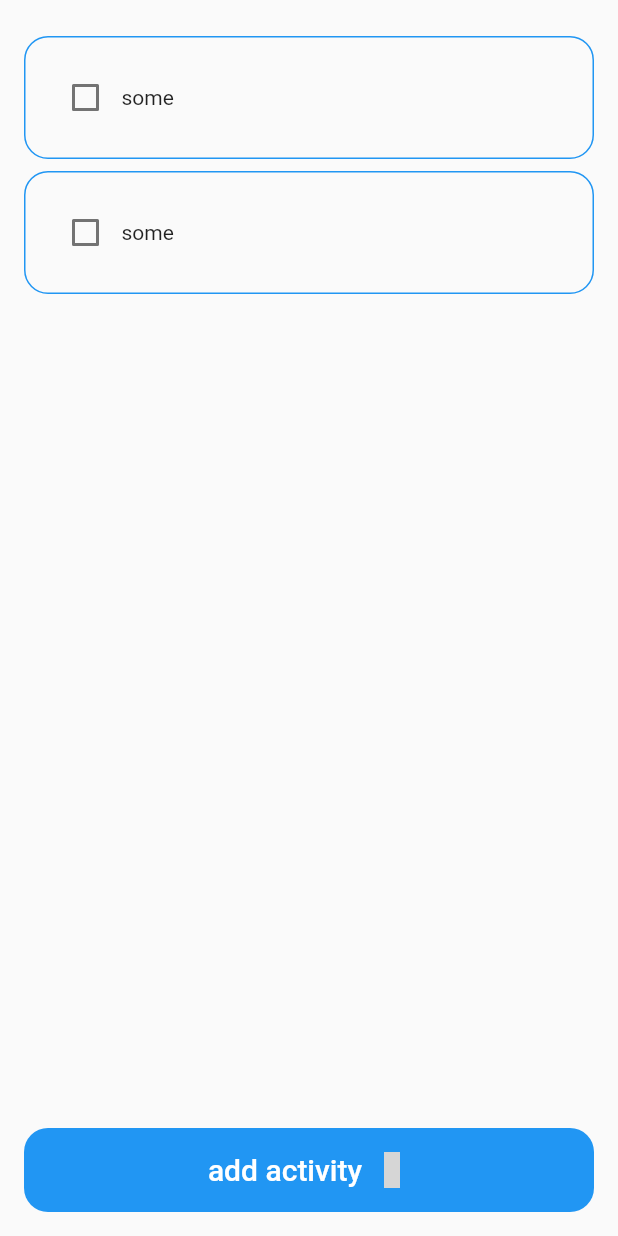
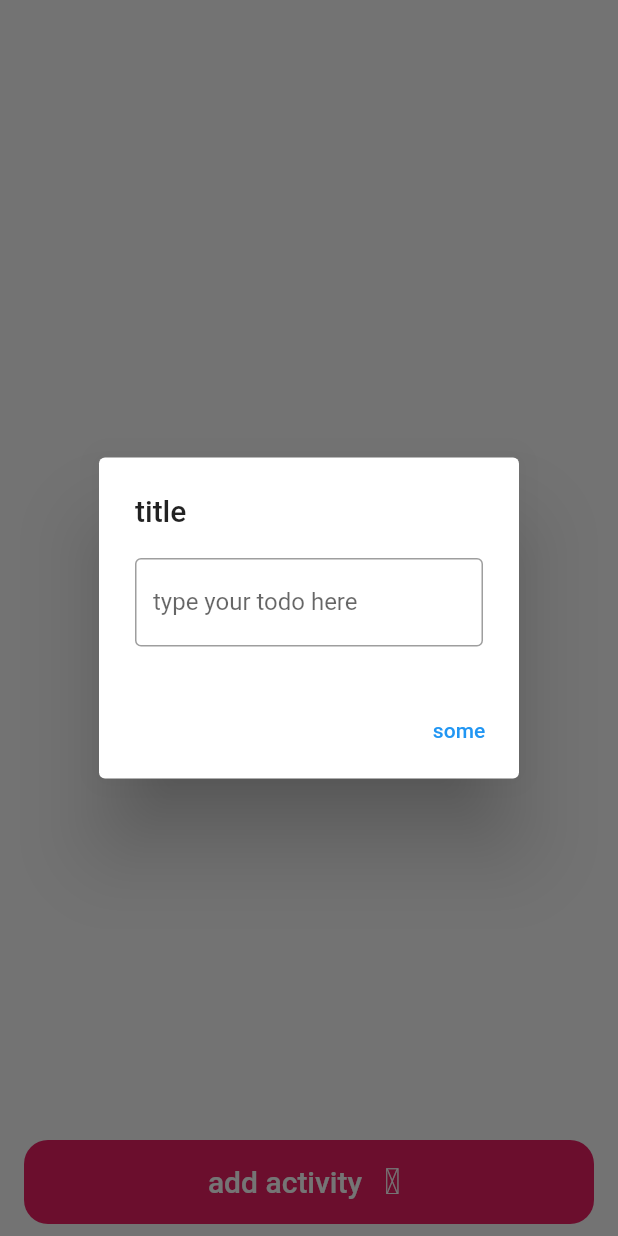
Before and after one commit to p4sttt/yooo, a Flutter app: the screen it shows after launch, after a tap on "add activity", on a phone screen of 412 x 824 dp. Run offline on Flutter 3.47's test engine with Material 2 defaults, Android fonts, the phone set to English and light mode, and no system bars; our stand-ins replace eva_icons_flutter; grey boxes are pictures that could not be loaded.

Commit message:
modified:   lib/main.dart 	new file:   lib/views/components/todos_list.dart 	new file:   lib/views/main.dart

```diff
--- a/lib/main.dart
+++ b/lib/main.dart
@@ -1,221 +1,19 @@
 import 'package:flutter/material.dart';
-
-import 'package:eva_icons_flutter/eva_icons_flutter.dart';
-import 'package:flutter/services.dart';
-
-import 'package:yooo/text.dart';
+import 'package:yooo/views/main.dart';
 
 void main() {
-  runApp(const MainApp());
+  runApp(const App());
 }
 
-class MainApp extends StatefulWidget {
-  const MainApp({super.key});
-
-  @override
-  State<MainApp> createState() => _MainAppState();
-}
-
-class _MainAppState extends State<MainApp> {
-  @override
-  void initState() {
-    SystemChrome.setEnabledSystemUIMode(SystemUiMode.manual, overlays: []);
-    super.initState();
-  }
-
-  @override
-  void dispose() {
-    SystemChrome.setEnabledSystemUIMode(SystemUiMode.manual,
-        overlays: SystemUiOverlay.values);
-    super.dispose();
-  }
-
-  final List<String> activities = ['some', 'some'];
-
-  void handleClick() {
-    showDialog(
-      context: context,
-      builder: (context) => const CreateActivityModal(),
-    );
-  }
+class App extends StatelessWidget {
+  const App({super.key});
 
   @override
   Widget build(BuildContext context) {
     return MaterialApp(
-      home: Scaffold(
-        body: Container(
-          padding: const EdgeInsets.only(
-            right: 16,
-            left: 16,
-            bottom: 16,
-            top: 24,
-          ),
-          child: Column(
-            children: [
-              Expanded(
-                child: ListView.separated(
-                  itemCount: activities.length,
-                  itemBuilder: (context, index) =>
-                      ActivityCard(activity: activities[index]),
-                  separatorBuilder: (context, index) => const SizedBox(
-                    height: 8,
-                  ),
-                ),
-              ),
-              const SizedBox(
-                height: 16,
-              ),
-              ElevatedButton(
-                onPressed: handleClick,
-                style: ButtonStyle(
-                  padding: const MaterialStatePropertyAll(
-                    EdgeInsets.symmetric(horizontal: 24, vertical: 16),
-                  ),
-                  shadowColor:
-                      const MaterialStatePropertyAll(Colors.transparent),
-                  shape: MaterialStatePropertyAll(
-                    RoundedRectangleBorder(
-                      borderRadius: BorderRadius.circular(16),
-                    ),
-                  ),
-                ),
-                child: const Row(
-                  mainAxisAlignment: MainAxisAlignment.center,
-                  crossAxisAlignment: CrossAxisAlignment.center,
-                  children: [
-                    Text(
-                      button__add,
-                      style: TextStyle(
-                        fontSize: 20,
-                        fontWeight: FontWeight.w500,
-                        color: Colors.white,
-                      ),
-                    ),
-                    SizedBox(
-                      width: 8,
-                    ),
-                    Icon(
-                      EvaIcons.plus,
-                      color: Colors.white,
-                      size: 24,
-                    ),
-                  ],
-                ),
-              ),
-            ],
-          ),
-        ),
-      ),
+      title: 'Yooo app.',
+      initialRoute: '/',
+      routes: {'/': (context) => MainPage()},
     );
   }
 }
-
-class ActivityCard extends StatefulWidget {
-  const ActivityCard({
-    super.key,
-    required this.activity,
-  });
-
-  final String activity;
-
-  @override
-  State<ActivityCard> createState() => _ActivityCardState();
-}
-
-class _ActivityCardState extends State<ActivityCard> {
-  bool state = false;
-
-  void handleChange() {
-    setState(() {
-      state = !state;
-    });
-  }
-
-  @override
-  Widget build(BuildContext context) {
-    return GestureDetector(
-      onTap: handleChange,
-      child: Container(
-        padding: const EdgeInsets.symmetric(
-          horizontal: 16,
-          vertical: 16,
-        ),
-        width: double.infinity,
-        decoration: BoxDecoration(
-          border: Border.all(
-            color: Colors.blue,
-            width: 1,
-          ),
-          borderRadius: BorderRadius.circular(16),
-        ),
-        child: Row(
-          children: [
-            Checkbox(value: state, onChanged: (bool? value) {}),
-            Text(widget.activity),
-          ],
-        ),
-      ),
-    );
-  }
-}
-
-class CreateActivityModal extends StatefulWidget {
-  const CreateActivityModal({super.key});
-
-  @override
-  State<CreateActivityModal> createState() => CreateActivityModalState();
-}
-
-class CreateActivityModalState extends State<CreateActivityModal> {
-  late TextEditingController _textEditingController;
-
-  @override
-  void initState() {
-    super.initState();
-    _textEditingController = TextEditingController();
-  }
-
-  @override
-  void dispose() {
-    _textEditingController.dispose();
-    super.dispose();
-  }
-
-  void hadnleSave() {
-    if (_textEditingController.text.isNotEmpty) {
-      print(_textEditingController.text);
-    }
-  }
-
-  @override
-  Widget build(BuildContext context) {
-    return Dialog(
-      child: Container(
-        padding: const EdgeInsets.all(16),
-        child: Column(
-          children: [
-            TextField(
-              controller: _textEditingController,
-              decoration:
-                  const InputDecoration(hintText: "Type your activity here"),
-            ),
-            const SizedBox(
-              height: 16,
-            ),
-            Row(
-              mainAxisAlignment: MainAxisAlignment.end,
-              children: [
-                TextButton(
-                    onPressed: () {
-                      Navigator.of(context).pop();
-                    },
-                    child: const Text('close')),
-                TextButton(onPressed: hadnleSave, child: const Text('add')),
-              ],
-            )
-          ],
-        ),
-      ),
-    );
-  }
-}
--- /dev/null
+++ b/lib/views/components/todos_list.dart
@@ -0,0 +1,67 @@
+import 'package:flutter/material.dart';
+
+class TodosList extends StatelessWidget {
+  const TodosList({super.key, required this.todosList});
+
+  final List<TodoCard> todosList;
+
+  @override
+  Widget build(BuildContext context) {
+    return ListView.builder(
+      itemCount: todosList.length,
+      itemBuilder: (context, index) {
+        final todo = todosList[index];
+
+        return TodoCard(
+          todo: todo.todo,
+        );
+      },
+    );
+  }
+}
+
+class TodoCard extends StatefulWidget {
+  const TodoCard({
+    super.key,
+    required this.todo,
+  });
+
+  final String todo;
+
+  @override
+  State<TodoCard> createState() => _TodoCardState();
+}
+
+class _TodoCardState extends State<TodoCard> {
+  bool state = false;
+
+  void handleChange() => setState(() {
+        state = !state;
+      });
+
+  @override
+  Widget build(BuildContext context) {
+    return GestureDetector(
+      onTap: handleChange,
+      child: Container(
+        width: double.infinity,
+        padding: const EdgeInsets.symmetric(
+          horizontal: 16,
+          vertical: 16,
+        ),
+        child: Row(
+          children: [
+            Checkbox(
+              value: state,
+              onChanged: (bool? value) {},
+            ),
+            const SizedBox(
+              width: 16,
+            ),
+            Text(widget.todo)
+          ],
+        ),
+      ),
+    );
+  }
+}
--- /dev/null
+++ b/lib/views/main.dart
@@ -0,0 +1,106 @@
+import 'package:flutter/material.dart';
+import 'package:eva_icons_flutter/eva_icons_flutter.dart';
+
+import 'components/todos_list.dart';
+
+class MainPage extends StatefulWidget {
+  const MainPage({super.key});
+
+  @override
+  State<MainPage> createState() => _MainPageState();
+}
+
+class _MainPageState extends State<MainPage> {
+  final List<TodoCard> todosList = [];
+
+  void createActivity(BuildContext context) {
+    final TextEditingController controller = TextEditingController();
+
+    showDialog(
+      context: context,
+      builder: (context) {
+        return AlertDialog(
+          scrollable: true,
+          title: const Text('title'),
+          content: Column(
+            children: [
+              TextField(
+                controller: controller,
+                decoration: const InputDecoration(
+                  labelText: 'type your todo here',
+                  border: OutlineInputBorder(),
+                ),
+              )
+            ],
+          ),
+          actions: [
+            TextButton(
+              onPressed: () {
+                if (controller.text.isNotEmpty) {
+                  setState(() {
+                    todosList.add(TodoCard(todo: controller.text));
+                  });
+                }
+              },
+              child: const Text('some'),
+            )
+          ],
+        );
+      },
+    );
+  }
+
+  @override
+  Widget build(BuildContext context) {
+    return Scaffold(
+      body: Container(
+        padding: const EdgeInsets.only(
+          top: 32,
+          left: 16,
+          right: 16,
+          bottom: 8,
+        ),
+        child: Column(
+          children: [
+            Expanded(
+              child: TodosList(todosList: todosList),
+            ),
+            const SizedBox(
+              height: 16,
+            ),
+            SizedBox(
+              width: double.infinity,
+              child: ElevatedButton(
+                onPressed: () => createActivity(context),
+                style: ElevatedButton.styleFrom(
+                  backgroundColor: Colors.pink,
+                  foregroundColor: Colors.white,
+                  shadowColor: Colors.transparent,
+                  textStyle: const TextStyle(
+                      fontSize: 20, fontWeight: FontWeight.w500),
+                  padding: const EdgeInsets.symmetric(
+                    horizontal: 24,
+                    vertical: 16,
+                  ),
+                  shape: RoundedRectangleBorder(
+                      borderRadius: BorderRadius.circular(16)),
+                ),
+                child: const Row(
+                  mainAxisAlignment: MainAxisAlignment.center,
+                  crossAxisAlignment: CrossAxisAlignment.center,
+                  children: [
+                    Text('add activity'),
+                    SizedBox(
+                      width: 8,
+                    ),
+                    Icon(EvaIcons.plus),
+                  ],
+                ),
+              ),
+            ),
+          ],
+        ),
+      ),
+    );
+  }
+}
--- a/pubspec.yaml
+++ b/pubspec.yaml
@@ -10,6 +10,8 @@ dependencies:
   flutter:
     sdk: flutter
   eva_icons_flutter: ^3.1.0
+  flutter_localizations:
+    sdk: flutter
 
 dev_dependencies:
   flutter_test:
```
Also changed, not shown: pubspec.lock.
